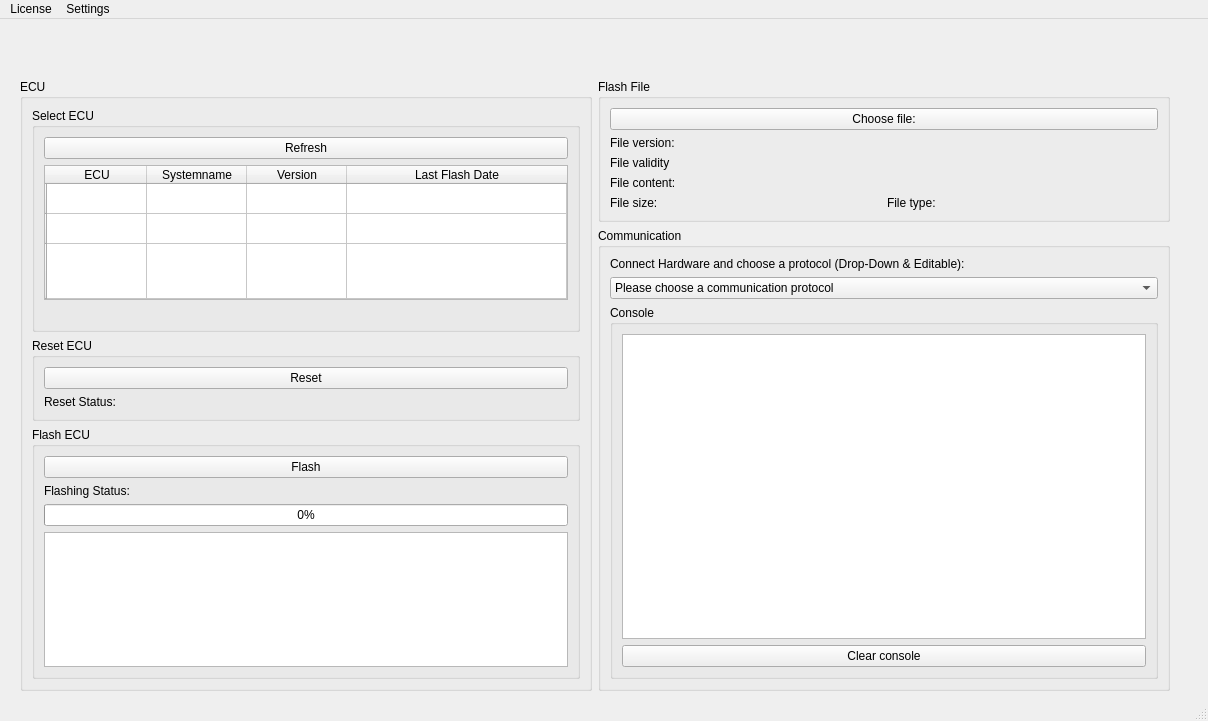
Old version of the form WINDOWS_GUI/mainwindow.ui in the repository amosproj/amos2024ss07-updating-flash-boot-loader.
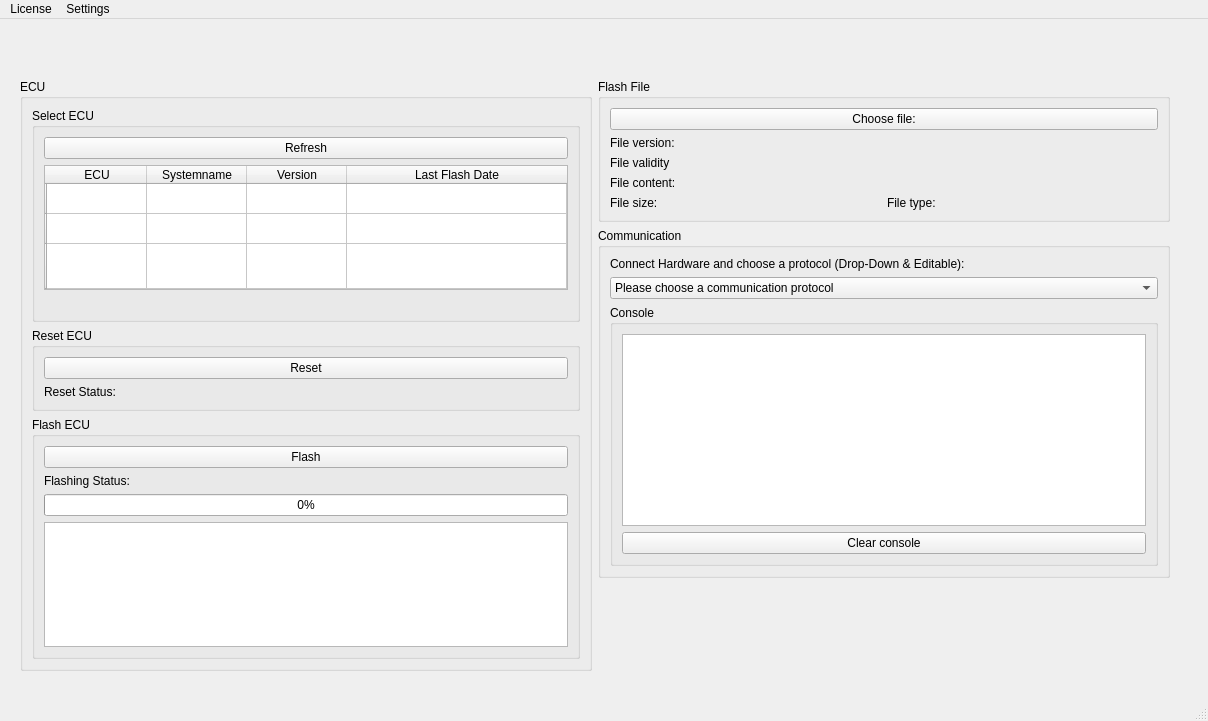
New version of the form.

Commit message: #112 Add GUI regular mode

Diff of the .ui file:
```diff
--- a/WINDOWS_GUI/mainwindow.ui
+++ b/WINDOWS_GUI/mainwindow.ui
@@ -28,6 +28,8 @@
       <number>1</number>
      </property>
      <item>
+      <layout class="QVBoxLayout" name="verticalLayout">
+       <item>
       <widget class="QGroupBox" name="groupBox_ECU">
        <property name="title">
         <string>ECU</string>
@@ -201,6 +203,21 @@
       </widget>
      </item>
      <item>
+        <spacer name="horizontalSpacer_left">
+         <property name="orientation">
+          <enum>Qt::Horizontal</enum>
+         </property>
+         <property name="sizeHint" stdset="0">
+          <size>
+           <width>40</width>
+           <height>20</height>
+          </size>
+         </property>
+        </spacer>
+       </item>
+      </layout>
+     </item>
+     <item>
       <layout class="QVBoxLayout" name="verticalLayout_file_communication">
        <item>
         <widget class="QGroupBox" name="groupBox_file_flash">
@@ -320,6 +337,32 @@
          </layout>
         </widget>
        </item>
+       <item>
+        <spacer name="horizontalSpacer_right">
+         <property name="orientation">
+          <enum>Qt::Horizontal</enum>
+         </property>
+         <property name="sizeHint" stdset="0">
+          <size>
+           <width>40</width>
+           <height>20</height>
+          </size>
+         </property>
+        </spacer>
+       </item>
+       <item>
+        <spacer name="verticalSpacer">
+         <property name="orientation">
+          <enum>Qt::Vertical</enum>
+         </property>
+         <property name="sizeHint" stdset="0">
+          <size>
+           <width>20</width>
+           <height>40</height>
+          </size>
+         </property>
+        </spacer>
+       </item>
       </layout>
      </item>
     </layout>
```
Left out of the diff: 10 changed lines with no effect on the pictures. Lines whose indentation alone changed are shown as unchanged. The commit also changes 1 other file.
